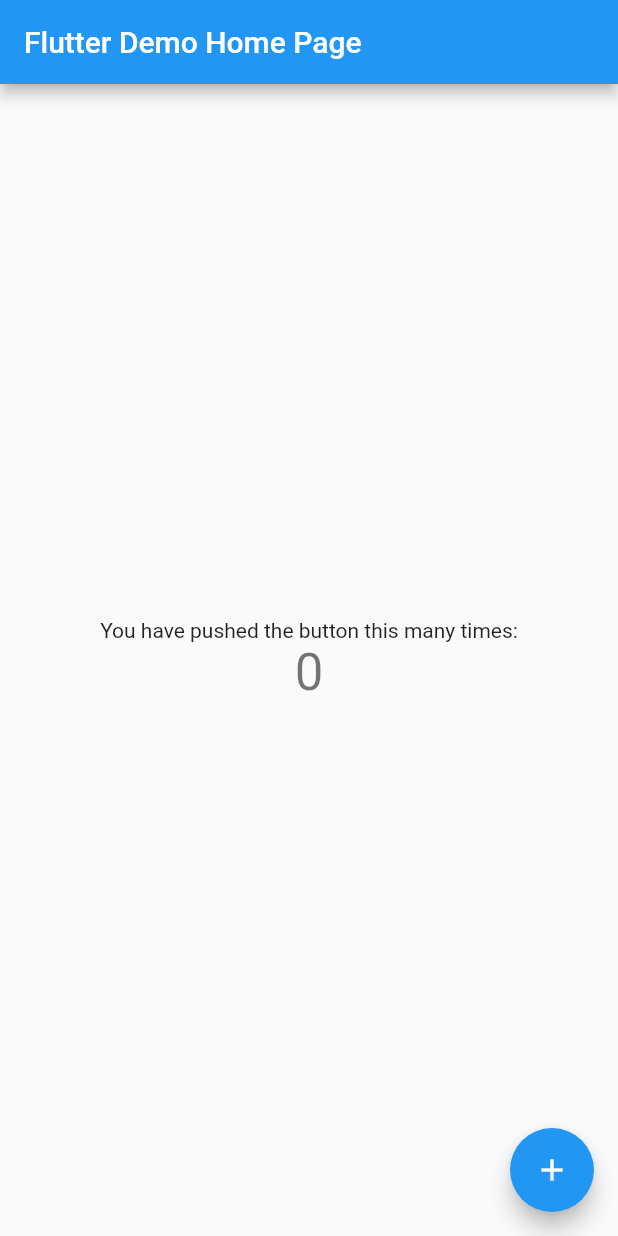
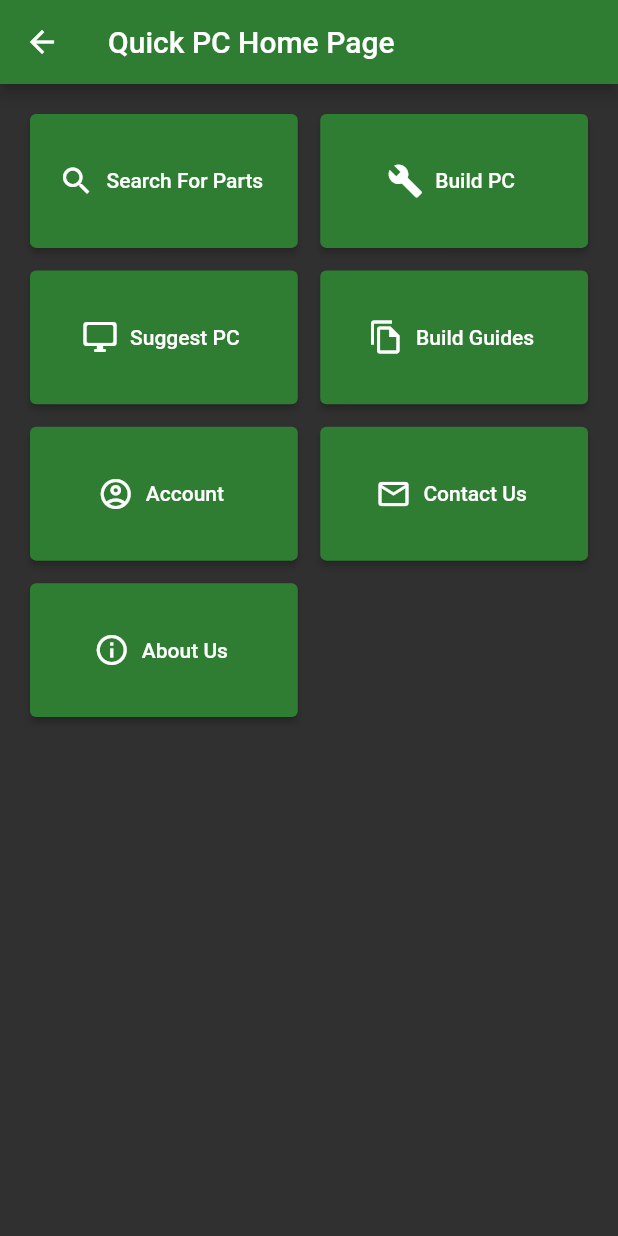
Before and after one commit to gcisneros310/QuickPC, a Flutter app: the screen it shows after launch, on a phone screen of 412 x 824 dp. Run offline on Flutter 3.47's test engine with Material 2 defaults, Android fonts, the phone set to English and light mode, and no system bars.

Commit message:
Main menu and search picker.

```diff
--- a/lib/main.dart
+++ b/lib/main.dart
@@ -1,113 +1,14 @@
 import 'package:flutter/material.dart';
+import 'package:quick_pc/pages/home.dart';
+import 'package:quick_pc/pages/loading.dart';
+import 'package:quick_pc/pages/pick_search.dart';
 
-void main() {
-  runApp(MyApp());
-}
-
-class MyApp extends StatelessWidget {
-  // This widget is the root of your application.
-  @override
-  Widget build(BuildContext context) {
-    return MaterialApp(
-      title: 'THIS IS A TEST',
-      theme: ThemeData(
-        // This is the theme of your application.
-        //
-        // Try running your application with "flutter run". You'll see the
-        // application has a blue toolbar. Then, without quitting the app, try
-        // changing the primarySwatch below to Colors.green and then invoke
-        // "hot reload" (press "r" in the console where you ran "flutter run",
-        // or simply save your changes to "hot reload" in a Flutter IDE).
-        // Notice that the counter didn't reset back to zero; the application
-        // is not restarted.
-        primarySwatch: Colors.blue,
-      ),
-      home: MyHomePage(title: 'Flutter Demo Home Page'),
-    );
-  }
-}
-
-class MyHomePage extends StatefulWidget {
-  MyHomePage({Key key, this.title}) : super(key: key);
-
-  // This widget is the home page of your application. It is stateful, meaning
-  // that it has a State object (defined below) that contains fields that affect
-  // how it looks.
-
-  // This class is the configuration for the state. It holds the values (in this
-  // case the title) provided by the parent (in this case the App widget) and
-  // used by the build method of the State. Fields in a Widget subclass are
-  // always marked "final".
-
-  final String title;
-
-  @override
-  _MyHomePageState createState() => _MyHomePageState();
-}
-
-class _MyHomePageState extends State<MyHomePage> {
-  int _counter = 0;
-
-  void _incrementCounter() {
-    setState(() {
-      // This call to setState tells the Flutter framework that something has
-      // changed in this State, which causes it to rerun the build method below
-      // so that the display can reflect the updated values. If we changed
-      // _counter without calling setState(), then the build method would not be
-      // called again, and so nothing would appear to happen.
-      _counter++;
-    });
+void main() => runApp(MaterialApp(
+  initialRoute: '/home',
+  routes: {
+    '/': (context) => Loading(),
+    '/home': (context) => Home(),
+    '/pick_search': (context) => PickSearch(),
   }
 
-  @override
-  Widget build(BuildContext context) {
-    // This method is rerun every time setState is called, for instance as done
-    // by the _incrementCounter method above.
-    //
-    // The Flutter framework has been optimized to make rerunning build methods
-    // fast, so that you can just rebuild anything that needs updating rather
-    // than having to individually change instances of widgets.
-    return Scaffold(
-      appBar: AppBar(
-        // Here we take the value from the MyHomePage object that was created by
-        // the App.build method, and use it to set our appbar title.
-        title: Text(widget.title),
-      ),
-      body: Center(
-        // Center is a layout widget. It takes a single child and positions it
-        // in the middle of the parent.
-        child: Column(
-          // Column is also a layout widget. It takes a list of children and
-          // arranges them vertically. By default, it sizes itself to fit its
-          // children horizontally, and tries to be as tall as its parent.
-          //
-          // Invoke "debug painting" (press "p" in the console, choose the
-          // "Toggle Debug Paint" action from the Flutter Inspector in Android
-          // Studio, or the "Toggle Debug Paint" command in Visual Studio Code)
-          // to see the wireframe for each widget.
-          //
-          // Column has various properties to control how it sizes itself and
-          // how it positions its children. Here we use mainAxisAlignment to
-          // center the children vertically; the main axis here is the vertical
-          // axis because Columns are vertical (the cross axis would be
-          // horizontal).
-          mainAxisAlignment: MainAxisAlignment.center,
-          children: <Widget>[
-            Text(
-              'You have pushed the button this many times:',
-            ),
-            Text(
-              '$_counter',
-              style: Theme.of(context).textTheme.headline4,
-            ),
-          ],
-        ),
-      ),
-      floatingActionButton: FloatingActionButton(
-        onPressed: _incrementCounter,
-        tooltip: 'Increment',
-        child: Icon(Icons.add),
-      ), // This trailing comma makes auto-formatting nicer for build methods.
-    );
-  }
-}
+));
--- /dev/null
+++ b/lib/pages/home.dart
@@ -0,0 +1,118 @@
+import 'package:flutter/material.dart';
+
+class Home extends StatefulWidget {
+  @override
+  _HomeState createState() => _HomeState();
+}
+
+class _HomeState extends State<Home> {
+  @override
+  Widget build(BuildContext context) {
+
+    final title = 'Quick PC Home Page';
+
+    return Scaffold(
+      backgroundColor: Colors.grey[850],
+      appBar: AppBar(
+        backgroundColor: Colors.green[800],
+        title: Text(title),
+      ),
+
+
+      body: GridView.count(
+        primary: false,
+        padding: const EdgeInsets.all(20),
+        childAspectRatio: (2/1),
+        crossAxisSpacing: 15,
+        mainAxisSpacing: 15,
+        crossAxisCount: 2,
+        children: <Widget>[
+
+          //SEARCH PART
+          ElevatedButton.icon(
+            onPressed: (){
+              Navigator.pushNamed(context, '/pick_search');
+            },
+            icon: Icon(Icons.search),
+            label: Text('Search For Parts'),
+            style: ElevatedButton.styleFrom(
+              primary: Colors.green[800]
+            )
+          ),
+
+          //BUILD PC
+          ElevatedButton.icon(
+            onPressed: (){
+              Navigator.pushNamed(context, '/pick_search');
+            },
+            icon: Icon(Icons.build),
+            label: Text('Build PC'),
+            style: ElevatedButton.styleFrom(
+                primary: Colors.green[800]
+            )
+          ),
+
+          //Suggest PC
+          ElevatedButton.icon(
+            onPressed: (){
+              Navigator.pushNamed(context, '/pick_search');
+            },
+            icon: Icon(Icons.desktop_windows_rounded),
+            label: Text('Suggest PC'),
+            style: ElevatedButton.styleFrom(
+                primary: Colors.green[800]
+            )
+          ),
+
+          //BUILD GUIDES
+          ElevatedButton.icon(
+            onPressed: (){
+              Navigator.pushNamed(context, '/pick_search');
+            },
+            icon: Icon(Icons.file_copy_outlined),
+            label: Text('Build Guides'),
+            style: ElevatedButton.styleFrom(
+                primary: Colors.green[800]
+            )
+          ),
+
+          //Account
+          ElevatedButton.icon(
+            onPressed: (){
+              Navigator.pushNamed(context, '/pick_search');
+            },
+            icon: Icon(Icons.account_circle_outlined),
+            label: Text('Account'),
+            style: ElevatedButton.styleFrom(
+                primary: Colors.green[800]
+            )
+          ),
+
+          //CONTACT US
+          ElevatedButton.icon(
+            onPressed: (){
+              Navigator.pushNamed(context, '/pick_search');
+            },
+            icon: Icon(Icons.email_outlined),
+            label: Text('Contact Us'),
+            style: ElevatedButton.styleFrom(
+                primary: Colors.green[800]
+            )
+          ),
+
+          //ABOUT US
+          ElevatedButton.icon(
+            onPressed: (){
+              Navigator.pushNamed(context, '/pick_search');
+            },
+            icon: Icon(Icons.info_outline),
+            label: Text('About Us'),
+            style: ElevatedButton.styleFrom(
+                primary: Colors.green[800]
+            )
+          ),
+        ]
+      )
+    );
+  }
+}
```
Also changed, not shown: lib/pages/loading.dart (added, +15 -0 lines), lib/pages/pick_search.dart (added, +134 -0 lines), 1 other file.
